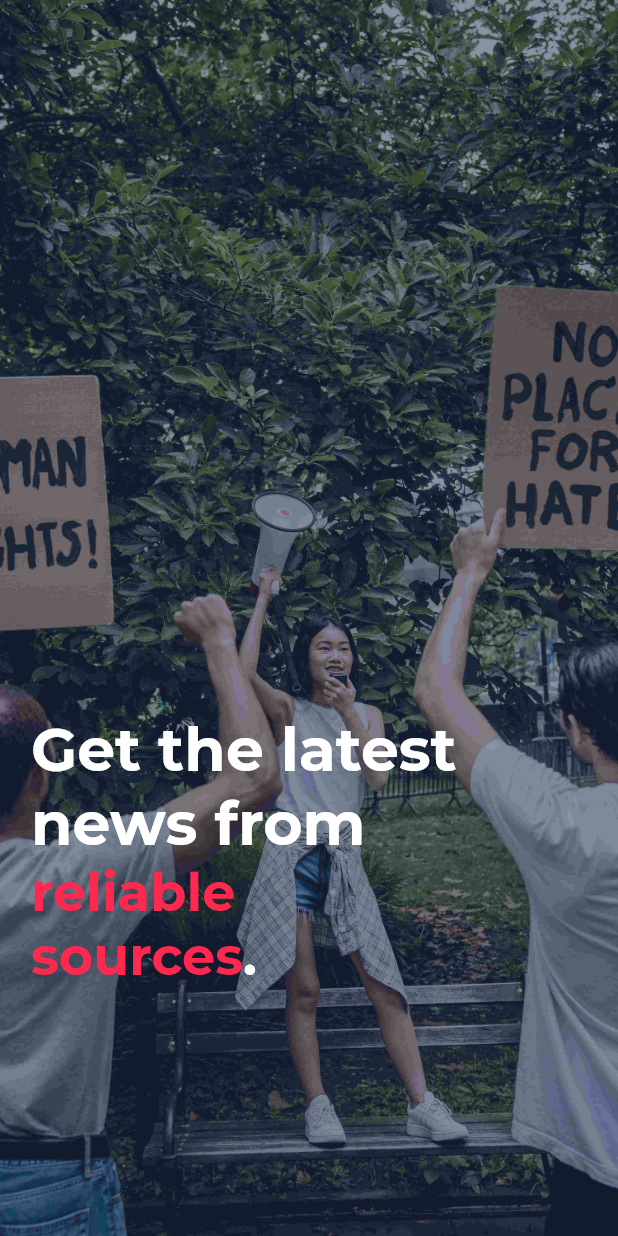
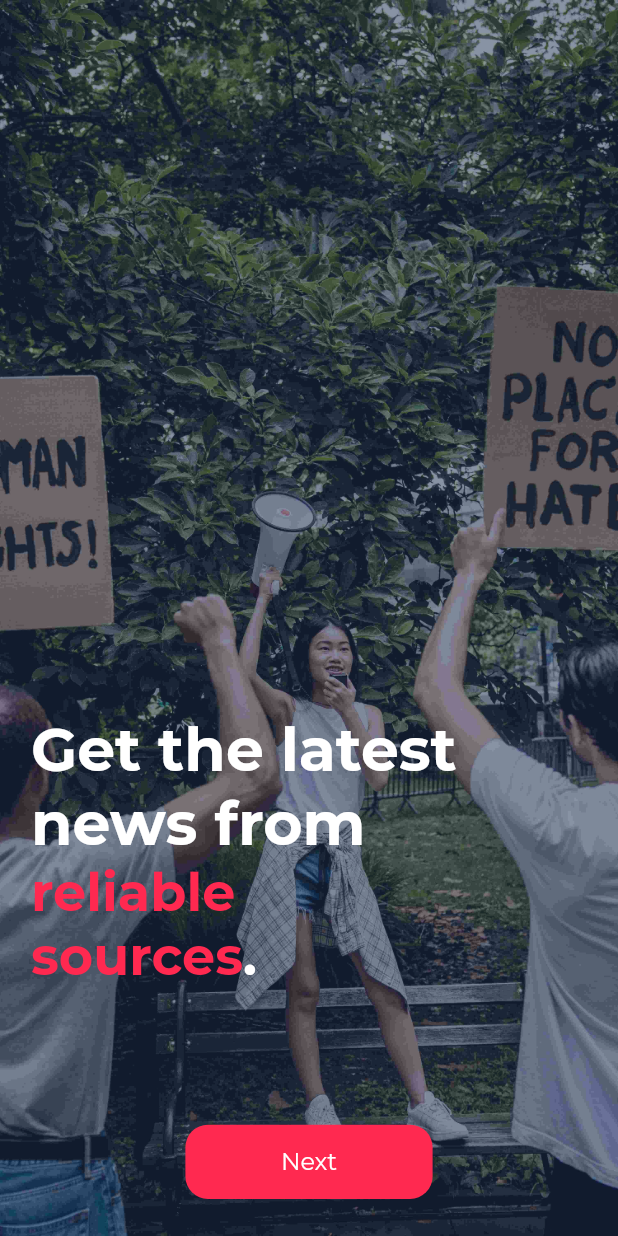
Before and after one commit to Febinjohnson96/newsz, a Flutter app: the screen it shows after launch, on a phone screen of 412 x 824 dp. Run offline on Flutter 3.47's test engine with Material 2 defaults, Android fonts, the phone set to English and light mode, and no system bars; our stand-ins replace animate_do, equatable, flex_color_scheme, get, get_it.

Commit message:
added onboarding fix and changed app icon

```diff
--- a/lib/src/presentation/onboarding/onboarding_screen.dart
+++ b/lib/src/presentation/onboarding/onboarding_screen.dart
@@ -24,12 +24,13 @@ class OnBoardingScreen extends StatelessWidget {
                       return OnboardingContent(
                         image: controller.listOfOnboardingContent[index].image,
                         constraints: constraints,
-                        textPrimary:
-                            controller.listOfOnboardingContent[index].textPrimary,
+                        textPrimary: controller
+                            .listOfOnboardingContent[index].textPrimary,
                         textSecondary: controller
                             .listOfOnboardingContent[index].textSecondary,
                         textTertiary: controller
                             .listOfOnboardingContent[index].textTertiary,
+                        btnTitle: index > 2 ? "Sign in" : "Next",
                       );
                     }),
               );
--- a/lib/src/presentation/onboarding/widgets/onboarding_content.dart
+++ b/lib/src/presentation/onboarding/widgets/onboarding_content.dart
@@ -1,5 +1,6 @@
 import 'package:flutter/material.dart';
 import 'package:newsz/src/config/theme/appcolors.dart';
+import 'package:newsz/src/widgets/appbutton.dart';
 
 class OnboardingContent extends StatelessWidget {
   const OnboardingContent({
@@ -9,6 +10,8 @@ class OnboardingContent extends StatelessWidget {
     required this.textTertiary,
     Key? key,
     required this.image,
+    required this.btnTitle,
+    this.callback,
   }) : super(key: key);
 
   final BoxConstraints constraints;
@@ -16,6 +19,8 @@ class OnboardingContent extends StatelessWidget {
   final String textSecondary;
   final String textTertiary;
   final String image;
+  final String btnTitle;
+  final VoidCallback? callback;
 
   @override
   Widget build(BuildContext context) {
@@ -58,12 +63,24 @@ class OnboardingContent extends StatelessWidget {
                           fontWeight: FontWeight.bold,
                           fontSize: 35,
                         ),
-                  )
+                  ),
                 ],
               ),
             ),
           ),
         ),
+        Positioned(
+          left: constraints.maxWidth*0.3,
+          bottom: constraints.maxHeight*0.03,
+          child: SizedBox(
+            height: constraints.maxHeight * 0.06,
+            width: constraints.maxWidth*0.4,
+            child: AppButton(
+              btntitle: btnTitle,
+              callback: callback,
+            ),
+          ),
+        )
       ],
     );
   }
```
Also changed, not shown: pubspec.yaml (+17 -0 lines), assets/images/icons/newz.png (added), pubspec.lock, 41 other files.
